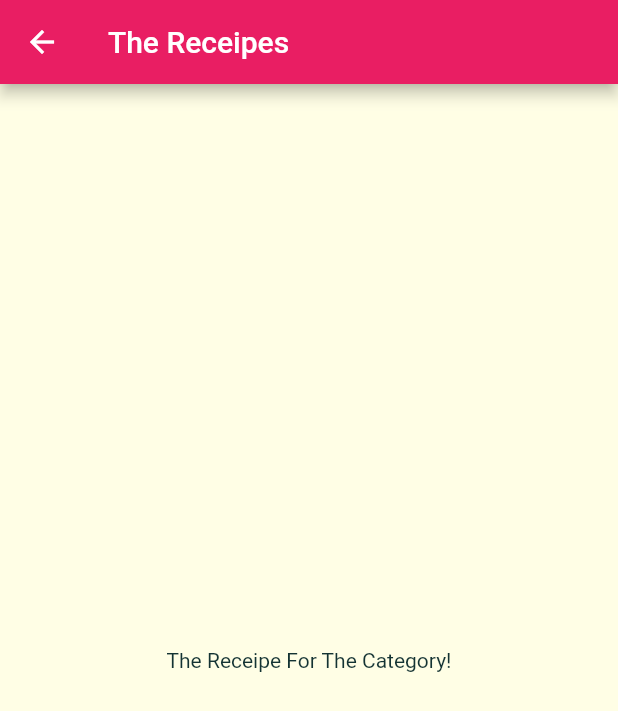
After one commit to anawatj/meal-app, a Flutter app: the screen it shows after launch, after a tap on "Italian", on a phone screen of 412 x 824 dp. The commit adds this screen. Shown: the top 711 px of the screen. Run offline on Flutter 3.47's test engine with Material 2 defaults, Android fonts, the phone set to English and light mode, and no system bars; Roboto replaces fonts that are missing (Raleway).

Commit message:
link screen

```diff
--- a/lib/category_item.dart
+++ b/lib/category_item.dart
@@ -1,14 +1,25 @@
+import 'package:flutter/cupertino.dart';
 import 'package:flutter/material.dart';
+import 'package:mealapp/category_meals_screen.dart';
 
 class CategoryItem extends StatelessWidget {
   final String title;
   final Color color;
 
   CategoryItem(this.title, this.color);
+  void selectCategory(BuildContext ctx) {
+    Navigator.of(ctx).push(MaterialPageRoute(builder: (_) {
+      return CategoryMealsScreen();
+    }));
+  }
 
   @override
   Widget build(BuildContext context) {
-    return Container(
+    return InkWell(
+        onTap: () => selectCategory(context),
+        splashColor: Theme.of(context).primaryColor,
+        borderRadius: BorderRadius.circular(15),
+        child: Container(
           padding: const EdgeInsets.all(15),
           child: Text(title, style: Theme.of(context).textTheme.title),
           decoration: BoxDecoration(
@@ -22,6 +33,6 @@ class CategoryItem extends StatelessWidget {
             ),
             borderRadius: BorderRadius.circular(15),
           ),
-    );
+        ));
   }
 }
--- /dev/null
+++ b/lib/category_meals_screen.dart
@@ -0,0 +1,15 @@
+import 'package:flutter/material.dart';
+
+class CategoryMealsScreen extends StatelessWidget {
+  @override
+  Widget build(BuildContext context) {
+    return Scaffold(
+      appBar: AppBar(
+        title: Text("The Receipes"),
+      ),
+      body: Center(
+        child: Text("The Receipe For The Category!"),
+      ),
+    );
+  }
+}
```
Lines whose indentation alone changed are shown as unchanged.
